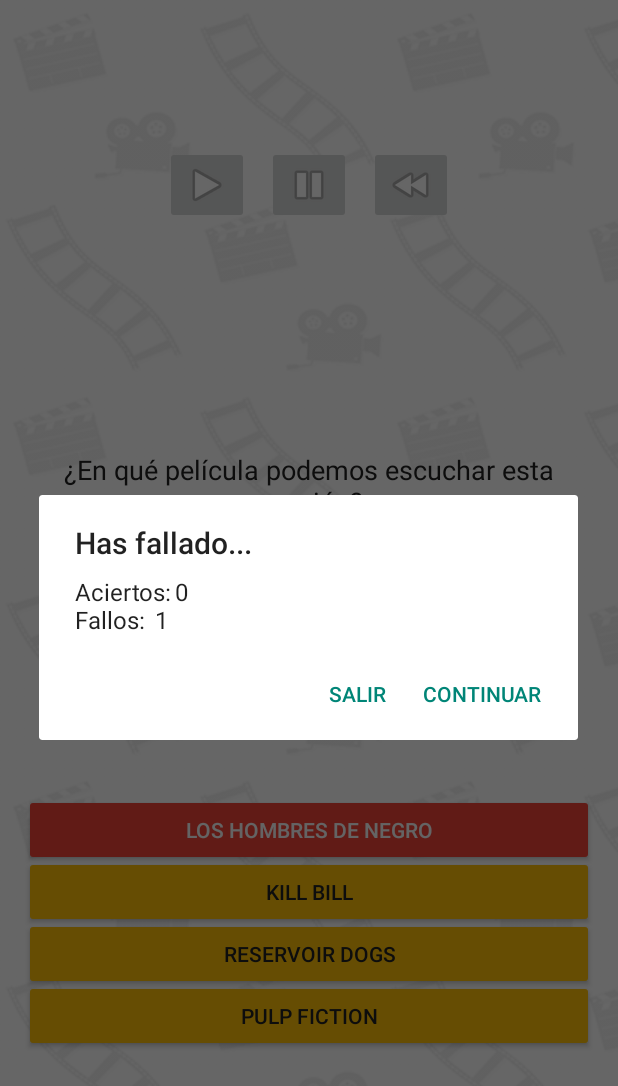
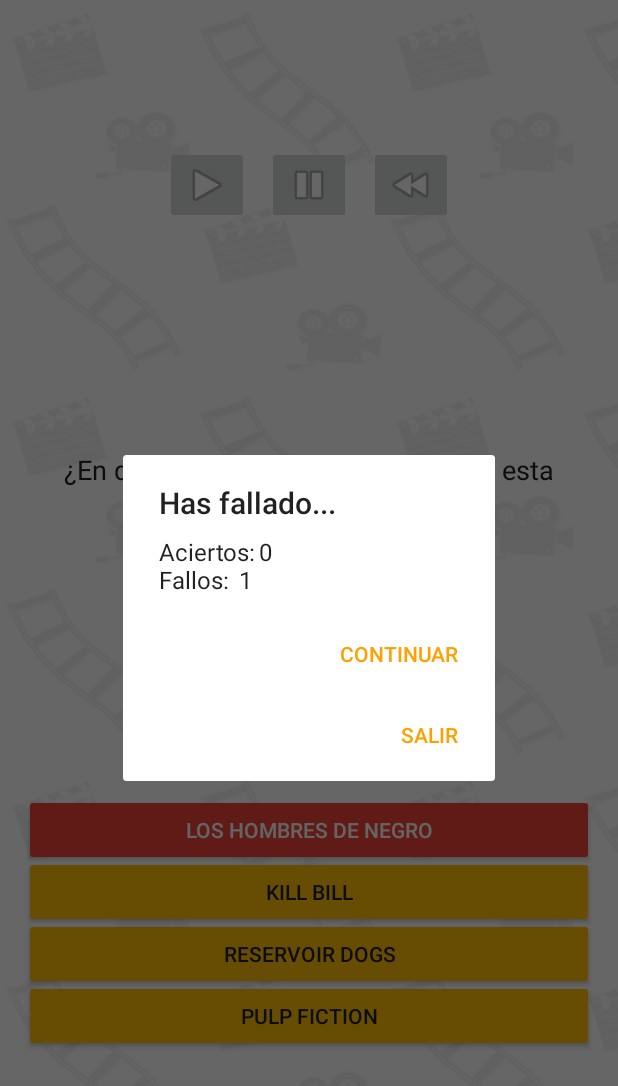
Before and after one commit to fblupi/grado_informatica-DS, an Android app: the GameActivity screen opened directly, with no data from a screen before it, after a tap on "LOS HOMBRES DE NEGRO", on a phone screen of 412 x 824 dp. Shown: the top 1086 px of the screen. Run offline under Robolectric (Android 15) with nearby library versions, the phone set to English and light mode, and no system bars; pictures from the network do not load.

Commit message:
Nuevo estilo en el AlertDialog

```diff
--- a/P2/CinemaQuiz/app/src/main/res/values-v21/styles.xml
+++ b/P2/CinemaQuiz/app/src/main/res/values-v21/styles.xml
@@ -4,6 +4,12 @@
         <item name="android:colorPrimary">@color/colorPrimary</item>
         <item name="android:colorPrimaryDark">@color/colorPrimaryDark</item>
         <item name="android:windowBackground">@drawable/bg_repeat</item>
+        <item name="android:alertDialogTheme">@style/AppTheme.AlertDialogTheme</item>
+    </style>
+
+    <style name="AppTheme.AlertDialogTheme" parent="Theme.AppCompat.Light.Dialog">
+        <item name="colorAccent">@color/colorPrimaryDark</item>
+        <item name="android:minWidth">200dp</item>
     </style>
 
     <style name="Buttons">
@@ -24,12 +30,10 @@
 
     <style name="Buttons.Error">
         <item name="android:background">@drawable/btn_error</item>
-        <item name="android:textColor">@color/buttonTextColorWhite</item>
     </style>
 
     <style name="Buttons.Success">
         <item name="android:background">@drawable/btn_success</item>
-        <item name="android:textColor">@color/buttonTextColorWhite</item>
     </style>
 
     <style name="Buttons.Main">
--- a/P2/CinemaQuiz/app/src/main/res/values/styles.xml
+++ b/P2/CinemaQuiz/app/src/main/res/values/styles.xml
@@ -2,6 +2,12 @@
 
     <style name="AppTheme" parent="Theme.AppCompat.Light.NoActionBar">
         <item name="android:windowBackground">@drawable/bg_repeat</item>
+        <item name="android:alertDialogTheme">@style/AppTheme.AlertDialogTheme</item>
+    </style>
+
+    <style name="AppTheme.AlertDialogTheme" parent="Theme.AppCompat.Light.Dialog">
+        <item name="colorAccent">@color/colorPrimaryDark</item>
+        <item name="android:minWidth">200dp</item>
     </style>
 
     <style name="Buttons">
@@ -21,12 +27,10 @@
 
     <style name="Buttons.Error">
         <item name="android:background">@drawable/btn_error</item>
-        <item name="android:textColor">@color/buttonTextColorWhite</item>
     </style>
 
     <style name="Buttons.Success">
         <item name="android:background">@drawable/btn_success</item>
-        <item name="android:textColor">@color/buttonTextColorWhite</item>
     </style>
 
     <style name="Buttons.Main">
```
